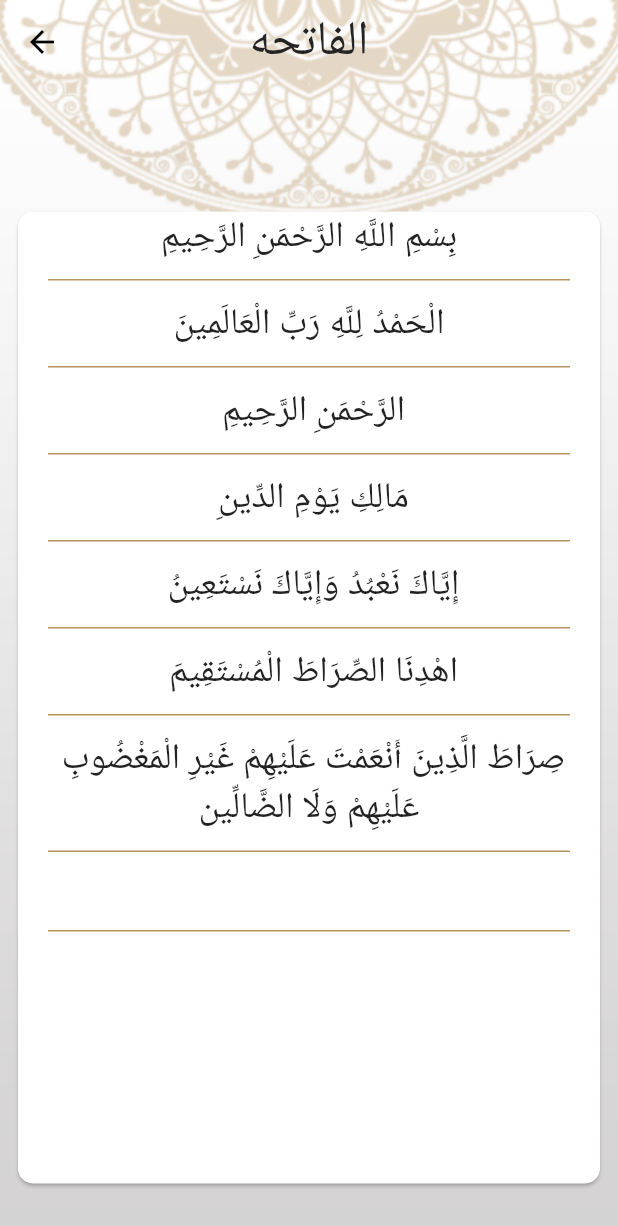
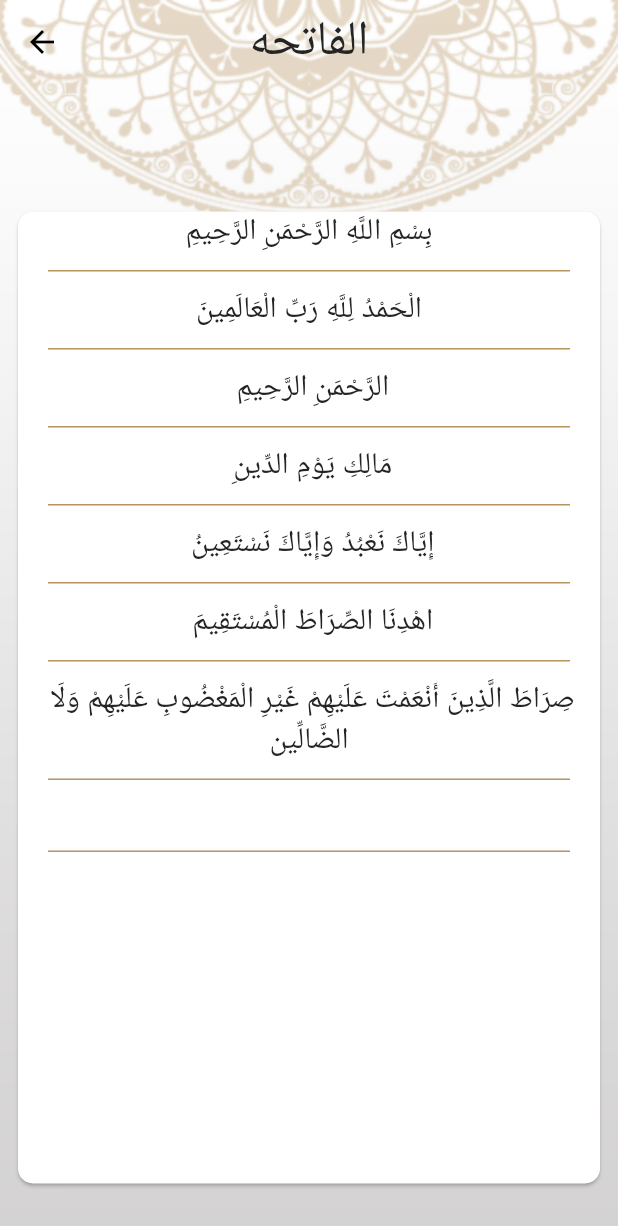
Before and after one commit to basharwalid/islami, a Flutter app: the screen it shows after launch, after a tap on "الفاتحه", on a phone screen of 412 x 824 dp. Shown: the top 1226 px of the screen. Run offline on Flutter 3.47's test engine with Material 2 defaults, Android fonts, the phone set to English and light mode, and no system bars.

Commit message:
islami done

```diff
--- a/lib/UI/Home/HomeScreen.dart
+++ b/lib/UI/Home/HomeScreen.dart
@@ -1,8 +1,13 @@
 import 'package:flutter/material.dart';
+import 'package:islami/Providers/ThemeProvider.dart';
 import 'package:islami/UI/Home/hadeth/hadethTab.dart';
 import 'package:islami/UI/Home/quran/quranTab.dart';
 import 'package:islami/UI/Home/radio/radioTab.dart';
 import 'package:islami/UI/Home/tasbeh/tasbehTab.dart';
+import 'package:provider/provider.dart';
+
+import '../My_theme_Data.dart';
+import 'Settings/settings.dart';
 
 class HomeScreen extends StatefulWidget {
   static const String routeName = "Home Screen";
@@ -15,10 +20,11 @@ class _HomeScreenState extends State<HomeScreen> {
   int SelectedTabIndex=0;
   @override
   Widget build(BuildContext context) {
+    var provider = Provider.of<ThemeProvider>(context);
     return Container(
-      decoration: const BoxDecoration(
+      decoration: BoxDecoration(
           image: DecorationImage(
-              image: AssetImage("assets/images/main_background.png"),
+              image: AssetImage(provider.themeMode == ThemeMode.light ? "assets/images/main_background.png" : "assets/images/darkThemeBackground.png"),
               fit: BoxFit.fill)),
       child: Scaffold(
         backgroundColor: Colors.transparent,
@@ -51,6 +57,10 @@ class _HomeScreenState extends State<HomeScreen> {
                 backgroundColor: Theme.of(context).primaryColor,
                 icon: const ImageIcon(AssetImage("assets/images/radio.png")),
                 label: "الراديو"),
+            BottomNavigationBarItem(
+                backgroundColor: Theme.of(context).primaryColor,
+                icon: Icon(Icons.settings),
+                label: "الاعدادات"),
           ],
         ),
         body: tabs[SelectedTabIndex],
@@ -61,6 +71,7 @@ class _HomeScreenState extends State<HomeScreen> {
       quranTab(),
     hadethTab(),
     tasbehTab(),
-    radioTab()
+    radioTab(),
+    SettingsTab()
   ];
 }
--- a/lib/UI/Home/hadeth/hadethTitle.dart
+++ b/lib/UI/Home/hadeth/hadethTitle.dart
@@ -18,9 +18,7 @@ class hadethTitleWidget extends StatelessWidget {
       child: Container(
         alignment: Alignment.center,
         child: Text(hadeth.title ,
-          style: const TextStyle(
-            fontSize: 24,
-          ),
+          style: Theme.of(context).textTheme.bodyText1
         ),
       ),
     );
--- a/lib/UI/Home/quran/VerseName.dart
+++ b/lib/UI/Home/quran/VerseName.dart
@@ -14,9 +14,7 @@ class verseName extends StatelessWidget {
       child: Container(
         alignment: Alignment.center,
         child: Text(title ,
-          style: const TextStyle(
-            fontSize: 24,
-          ),
+          style: Theme.of(context).textTheme.bodyText1,
         ),
       ),
     );
--- a/lib/UI/Home/quran/quranTab.dart
+++ b/lib/UI/Home/quran/quranTab.dart
@@ -22,18 +22,16 @@ class quranTab extends StatelessWidget {
         Container(
           width: double.infinity,
           height: 2,
-          color: Theme.of(context).primaryColor,
+          color: Theme.of(context).accentColor,
           margin: const EdgeInsets.all(10),
         ),
-        const Text("اسم السورة" ,
-          style: TextStyle(
-            fontSize: 24,
-          ),
+         Text("اسم السورة" ,
+          style: Theme.of(context).textTheme.headline5
         ),
         Container(
           width: double.infinity,
           height: 2,
-          color: Theme.of(context).primaryColor,
+          color: Theme.of(context).accentColor,
           margin: const EdgeInsets.all(10),
 
         ),
@@ -48,7 +46,7 @@ class quranTab extends StatelessWidget {
             separatorBuilder: (buildContext , index)
             {
               return Container(
-                color: Theme.of(context).primaryColor,
+                color: Theme.of(context).accentColor,
                 width: double.infinity,
                 height: 1,
                 margin: const EdgeInsets.symmetric(horizontal: 24),
--- a/lib/UI/Home/radio/radioTab.dart
+++ b/lib/UI/Home/radio/radioTab.dart
@@ -1,10 +1,14 @@
 import 'package:flutter/material.dart';
+import 'package:provider/provider.dart';
+
+import '../../../Providers/ThemeProvider.dart';
 
 class radioTab extends StatelessWidget {
   @override
   Widget build(BuildContext context) {
+    var provider = Provider.of<ThemeProvider>(context);
     return Container(
-      color: Colors.green,
+
     );
   }
 }
--- /dev/null
+++ b/lib/UI/My_theme_Data.dart
@@ -0,0 +1,68 @@
+import 'package:flutter/material.dart';
+
+class MythemeData {
+  static Color lightprimarycolor = Color(0xffB7935F);
+  static Color darkprimarycolor = Color(0xff141a2e);
+  static Color lightMainTextColor = Color(0xff242424);
+  static Color darkMainTextColor = Color(0xfff8f8f8);
+  static Color darkAccentColor = Color(0xffFACC1D);
+  static var lightTheme = ThemeData(
+      progressIndicatorTheme:
+          ProgressIndicatorThemeData(color: lightprimarycolor),
+      primaryColor: lightprimarycolor,
+      appBarTheme: AppBarTheme(
+          iconTheme: const IconThemeData(color: Colors.black),
+          color: Colors.transparent,
+          elevation: 0,
+          centerTitle: true,
+          titleTextStyle: TextStyle(color: lightMainTextColor, fontSize: 32)),
+      scaffoldBackgroundColor: Colors.transparent,
+      bottomNavigationBarTheme: BottomNavigationBarThemeData(
+          backgroundColor: lightprimarycolor,
+          selectedItemColor: Colors.black,
+          unselectedItemColor: Colors.white),
+      textTheme: TextTheme(
+          headline3: TextStyle(color: lightMainTextColor, fontSize: 32),
+          headline6: TextStyle(
+            color: lightMainTextColor,
+            fontSize: 24,
+          ),
+          bodyText1: TextStyle(color: lightMainTextColor, fontSize: 24),
+          bodyText2: TextStyle(color: lightMainTextColor, fontSize: 20)));
+  static var darkTheme = ThemeData(
+      bottomSheetTheme: BottomSheetThemeData(
+        backgroundColor: darkprimarycolor,
+        shape: RoundedRectangleBorder(
+          borderRadius: BorderRadius.only(
+            topLeft: Radius.circular(15),
+            topRight: Radius.circular(15),
+          )
+        )
+      ),
+      progressIndicatorTheme:
+      ProgressIndicatorThemeData(color: darkAccentColor),
+      primaryColor: darkprimarycolor,
+      accentColor: darkAccentColor,
+      cardColor: darkprimarycolor,
+      appBarTheme: AppBarTheme(
+          iconTheme: const IconThemeData(color: Colors.white),
+          color: Colors.transparent,
+          elevation: 0,
+          centerTitle: true,
+          titleTextStyle: TextStyle(color: darkMainTextColor, fontSize: 32)),
+      scaffoldBackgroundColor: Colors.transparent,
+      bottomNavigationBarTheme: BottomNavigationBarThemeData(
+          backgroundColor: darkprimarycolor,
+          selectedItemColor: darkAccentColor,
+          unselectedItemColor: Colors.white
+      ),
+      textTheme: TextTheme(
+          headline3: TextStyle(color: darkMainTextColor, fontSize: 32),
+          headline5: TextStyle(
+            color: darkMainTextColor,
+            fontSize: 24,
+          ),
+          bodyText1: TextStyle(color: darkMainTextColor, fontSize: 24),
+          bodyText2: TextStyle(color: darkMainTextColor, fontSize: 20))
+  );
+}
--- a/lib/UI/SurahDetails/VerseContent.dart
+++ b/lib/UI/SurahDetails/VerseContent.dart
@@ -10,9 +10,7 @@ class VerseContent extends StatelessWidget {
       alignment: Alignment.center,
       child: Text(content ,
         textAlign: TextAlign.center,
-        style: const TextStyle(
-          fontSize: 24,
-        ),
+        style: Theme.of(context).textTheme.bodyText2,
       ),
     );
   }
--- a/lib/UI/SurahDetails/surahDetails.dart
+++ b/lib/UI/SurahDetails/surahDetails.dart
@@ -1,6 +1,10 @@
 import 'package:flutter/material.dart';
 import 'package:flutter/services.dart';
 import 'package:islami/UI/SurahDetails/VerseContent.dart';
+import 'package:provider/provider.dart';
+
+import '../../Providers/ThemeProvider.dart';
+import '../My_theme_Data.dart';
 
 class surahDetails extends StatefulWidget {
   static const String routeName = "Surah Details Screen";
@@ -14,6 +18,7 @@ class _surahDetailsState extends State<surahDetails> {
 
   @override
   Widget build(BuildContext context) {
+    var provider = Provider.of<ThemeProvider>(context);
     SuraDetailsScreenArguments suraDetailsScreenArguments =
         ModalRoute.of(context)!.settings.arguments
             as SuraDetailsScreenArguments;
@@ -21,9 +26,9 @@ class _surahDetailsState extends State<surahDetails> {
       readfiles(suraDetailsScreenArguments.index);
     }
     return Container(
-      decoration: const BoxDecoration(
+      decoration:  BoxDecoration(
           image: DecorationImage(
-              image: AssetImage("assets/images/main_background.png"),
+              image: AssetImage(provider.themeMode == ThemeMode.light ? "assets/images/main_background.png" : "assets/images/darkThemeBackground.png"),
               fit: BoxFit.fill)),
       child: Scaffold(
         appBar: AppBar(
@@ -36,7 +41,6 @@ class _surahDetailsState extends State<surahDetails> {
                 padding: const EdgeInsets.only(top: 50),
                 child: Card(
                   margin: const EdgeInsets.symmetric(horizontal: 12 , vertical: 35),
-                  color: Colors.white,
                   shape: RoundedRectangleBorder(
                     borderRadius: BorderRadius.circular(10)
                   ),
--- a/lib/UI/splash/splashScreen.dart
+++ b/lib/UI/splash/splashScreen.dart
@@ -1,10 +1,15 @@
 import 'package:flutter/material.dart';
 import 'package:islami/UI/Home/HomeScreen.dart';
+import 'package:islami/UI/My_theme_Data.dart';
+import 'package:provider/provider.dart';
+
+import '../../Providers/ThemeProvider.dart';
 
 class splashScreen extends StatelessWidget {
   static const String routeName="Splash screen";
   @override
   Widget build(BuildContext context) {
+    var provider = Provider.of<ThemeProvider>(context);
     Future.delayed(const Duration(seconds: 2),
     ()
     {
@@ -12,25 +17,12 @@ class splashScreen extends StatelessWidget {
     });
     return Scaffold(
       body: Container(
-        decoration: const BoxDecoration(
-          gradient: LinearGradient(
-            colors: [
-              Colors.white,
-              Color(0xffD5D3D3)
-            ],
-            begin: Alignment.topCenter,
-            end: Alignment.bottomCenter
-          ),
-        ),
-        child: Column(
-          mainAxisAlignment: MainAxisAlignment.spaceBetween,
-          children: [
-            Row(),
-            Image.asset("assets/images/splashLogo.png"),
-            Image.asset("assets/images/splashlogo2.png"),
-          ],
-        ),
-      )
+      child: Image.asset(provider.themeMode == ThemeMode.light ? "assets/images/lightsplashScreen.png" : "assets/images/dark_splash_screen.png",
+        width: double.infinity,
+        height: double.infinity,
+        fit: BoxFit.fill,
+      ),
+    )
     );
   }
 }
--- a/lib/main.dart
+++ b/lib/main.dart
@@ -1,51 +1,37 @@
 import 'package:flutter/material.dart';
+import 'package:islami/Providers/ThemeProvider.dart';
 import 'package:islami/UI/Home/HomeScreen.dart';
+import 'package:islami/UI/Home/Settings/settings.dart';
 import 'package:islami/UI/Home/hadethContent/haddethDetailsScreen.dart';
+import 'package:islami/UI/My_theme_Data.dart';
 // import 'package:islami/UI/Home/hadethContent/hadethContentScreen.dart';
 import 'package:islami/UI/SurahDetails/surahDetails.dart';
 import 'package:islami/UI/splash/splashScreen.dart';
+import 'package:provider/provider.dart';
 
 void main() {
-  runApp(MyApplication());
+  runApp(ChangeNotifierProvider(
+      create: (BuildContext) => ThemeProvider(),
+      child: MyApplication()));
 }
 
 class MyApplication extends StatelessWidget {
   @override
   Widget build(BuildContext context) {
+    var provider = Provider.of<ThemeProvider>(context);
     return MaterialApp(
       debugShowCheckedModeBanner: false,
-        initialRoute: splashScreen.routeName,
+      initialRoute: splashScreen.routeName,
       routes: {
-          splashScreen.routeName: (_) => splashScreen(),
-          HomeScreen.routeName: (_) => HomeScreen(),
-          surahDetails.routeName: (_) => surahDetails(),
-          hadethDetailsScreen.routeName:(_) => hadethDetailsScreen(),
-
+        splashScreen.routeName: (_) => splashScreen(),
+        HomeScreen.routeName: (_) => HomeScreen(),
+        surahDetails.routeName: (_) => surahDetails(),
+        hadethDetailsScreen.routeName: (_) => hadethDetailsScreen(),
+        SettingsTab.routeName: (_) => SettingsTab()
       },
-      theme: ThemeData(
-        progressIndicatorTheme: const ProgressIndicatorThemeData(
-          color: Color(0xffB7935F),
-        ),
-        primaryColor: const Color(0xffB7935F),
-        appBarTheme:const AppBarTheme(
-            iconTheme: IconThemeData(
-                color: Colors.black
-            ),
-          color: Colors.transparent,
-          elevation: 0,
-          centerTitle: true,
-          titleTextStyle: TextStyle(
-            color: Color(0xff242424),
-            fontSize: 32
-          )
-        ),
-        scaffoldBackgroundColor: Colors.transparent,
-        bottomNavigationBarTheme: const BottomNavigationBarThemeData(
-          backgroundColor: Color(0xffB7935F),
-          selectedItemColor: Colors.black,
-          unselectedItemColor: Colors.white
-        )
-      ),
+      theme: MythemeData.lightTheme,
+      darkTheme: MythemeData.darkTheme,
+      themeMode: provider.themeMode,
     );
   }
 }
--- a/pubspec.yaml
+++ b/pubspec.yaml
@@ -35,6 +35,7 @@ dependencies:
   # The following adds the Cupertino Icons font to your application.
   # Use with the CupertinoIcons class for iOS style icons.
   cupertino_icons: ^1.0.2
+  provider: ^6.0.5
 
 dev_dependencies:
   flutter_test:
```
Also changed, not shown: lib/Providers/ThemeProvider.dart (added, +18 -0 lines), lib/UI/Home/Settings/ThemeBottomSheet.dart (added, +51 -0 lines), lib/UI/Home/Settings/settings.dart (added, +51 -0 lines), lib/UI/Home/hadeth/hadethTab.dart (+5 -7 lines), lib/UI/Home/hadethContent/haddethDetailsScreen.dart (+7 -3 lines), lib/UI/Home/tasbeh/tasbehTab.dart (+5 -6 lines), assets/images/darkThemeBackground.png (added), assets/images/dark_splash_screen.png (added), assets/images/lightsplashScreen.png (added), pubspec.lock.
